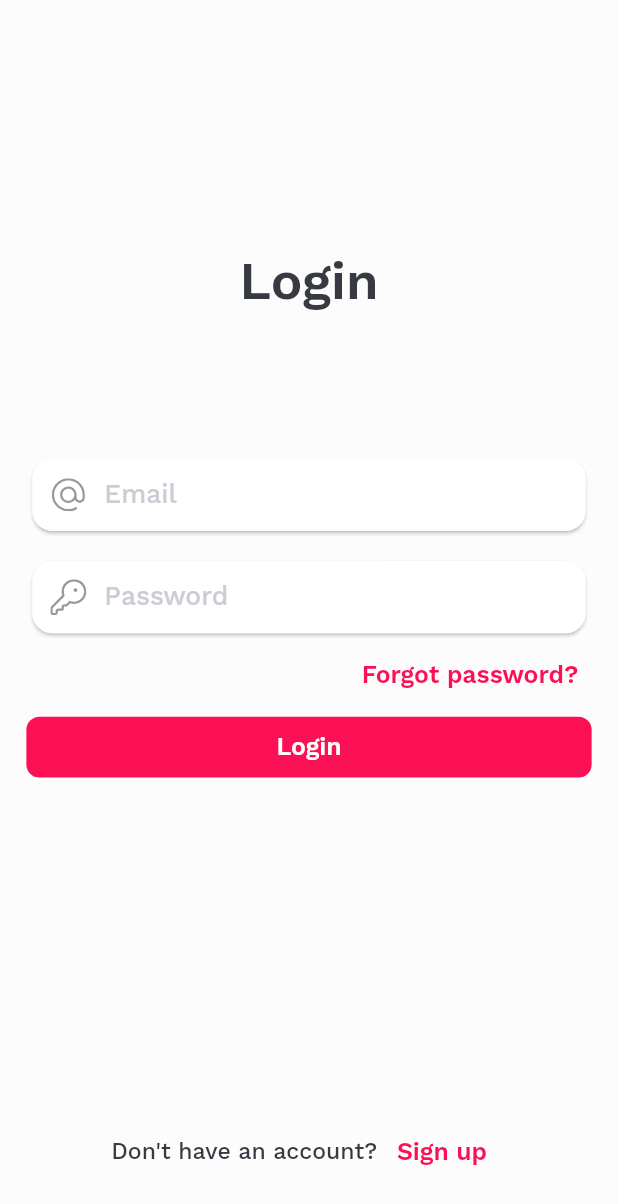
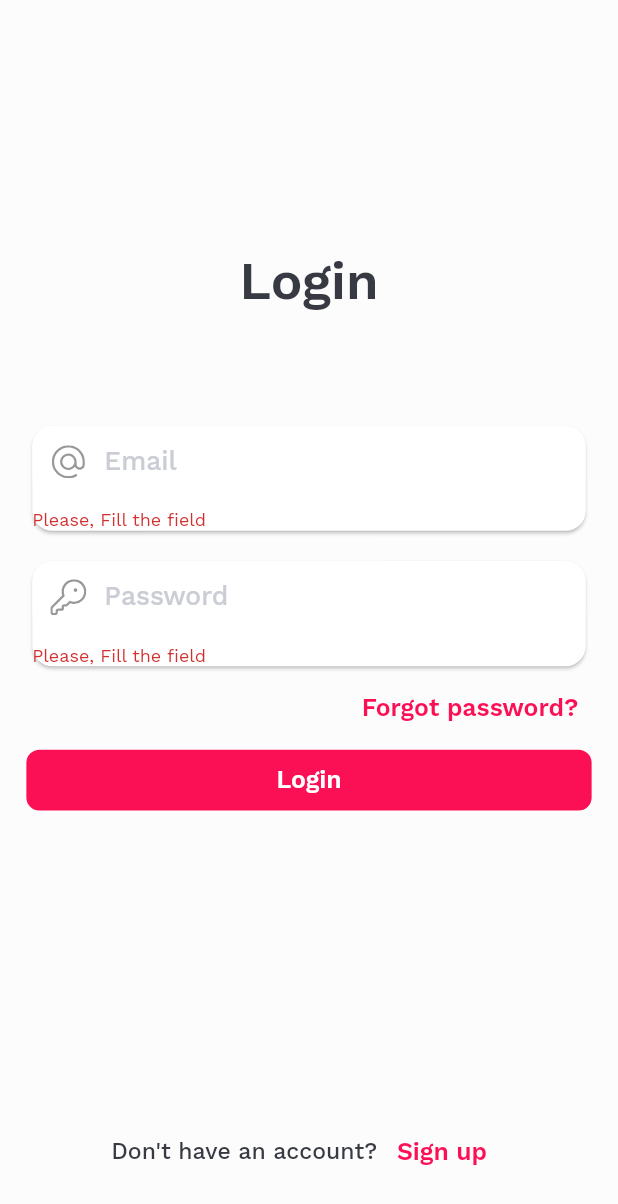
Before and after one commit to BahromjonPolat/Tickets, a Flutter app: the screen it shows after launch, after a tap on "Login", on a phone screen of 412 x 824 dp. Shown: the top 1204 px of the screen. Run offline on Flutter 3.47's test engine with Material 2 defaults, Android fonts, the phone set to English and light mode, and no system bars; our stand-ins replace dio, flutter_svg, fluttertoast, google_maps_flutter; missing offline and left inert: flutter_polyline_points.

Commit message:
Validtor yozildi

```diff
--- a/lib/core/components/exporting_packages.dart
+++ b/lib/core/components/exporting_packages.dart
@@ -73,6 +73,7 @@ export 'package:provider/provider.dart';
 export 'package:google_maps_flutter/google_maps_flutter.dart';
 export 'package:flutter_polyline_points/flutter_polyline_points.dart';
 export 'package:dio/dio.dart';
+export 'package:fluttertoast/fluttertoast.dart';
 
 // Providers
 export 'package:ticket/providers/bottom_nav_bar_provider.dart';
--- a/lib/providers/auth_provider.dart
+++ b/lib/providers/auth_provider.dart
@@ -19,6 +19,13 @@ class AuthProvider extends ChangeNotifier {
     notifyListeners();
   }
 
+  void onPressed() {
+    if (_formKey.currentState!.validate()) {
+      print('Clicked');
+      Fluttertoast.showToast(msg: 'Please, Fill');
+    }
+  }
+
   Widget get currentPage => _currentPage;
 
   get formKey => _formKey;
--- a/lib/view/screens/auth/auth_page.dart
+++ b/lib/view/screens/auth/auth_page.dart
@@ -18,10 +18,7 @@ class AuthPage extends StatelessWidget {
             children: [
               SizedBox(
                 height: MediaQuery.of(context).size.height,
-                child: Form(
-                  key: _authProvider.formKey,
-                  child: _authProvider.currentPage,
-                ),
+                child: _authProvider.isLogin ? SignInPage() :SignUpPage(),
               ),
               _setTitle(),
               _buildPageChangingButton(),
--- a/lib/view/screens/auth/sign_in_page.dart
+++ b/lib/view/screens/auth/sign_in_page.dart
@@ -8,7 +8,9 @@ class SignInPage extends StatelessWidget {
   @override
   Widget build(BuildContext context) {
     _authProvider = context.watch();
-    return Column(
+    return Form(
+      key: _authProvider.formKey,
+      child: Column(
         mainAxisAlignment: MainAxisAlignment.center,
         children: [
           CustomFormField(
@@ -36,8 +38,11 @@ class SignInPage extends StatelessWidget {
             ),
           ),
 
-        DefaultButton(onPressed: () {}, label: 'Login'),
+          DefaultButton(onPressed: (){
+            _authProvider.onPressed();
+          }, label: 'Login'),
         ],
+      ),
     );
   }
 }
--- a/lib/view/widgets/inputFields/custom_form_field.dart
+++ b/lib/view/widgets/inputFields/custom_form_field.dart
@@ -28,6 +28,7 @@ class CustomFormField extends StatelessWidget {
         textInputAction: inputAction,
         keyboardType: inputType,
         obscureText: obscureText,
+        validator: _checkFieldEmpty,
         decoration: CustomInputDecoration.outlineDecoration(
           hint: hint,
           assetIcon: assetIcon,
@@ -39,4 +40,24 @@ class CustomFormField extends StatelessWidget {
       ),
     );
   }
+
+  String? _checkFieldEmpty(String? fieldContent) {
+    //<-- add String? as a return type
+    if (fieldContent!.isEmpty) {
+      return 'Please, Fill the field';
+    } else if (fieldContent.length < 3) {
+      return 'Minimum 3 characters';
+    } else if (inputType == TextInputType.emailAddress) {
+      if (!_isEmail(controller!.text.trim())) {
+        return 'Please, Enter a valid email';
+      }
+    }
+    return null;
+  }
+
+  bool _isEmail(String input) {
+    return RegExp(
+            r"^[a-zA-Z0-9.!#$%&'*+/=?^_`{|}~-]+@[a-zA-Z0-9](?:[a-zA-Z0-9-]{0,253}[a-zA-Z0-9])?(?:\.[a-zA-Z0-9](?:[a-zA-Z0-9-]{0,253}[a-zA-Z0-9])?)*$")
+        .hasMatch(input);
+  }
 }
--- a/pubspec.yaml
+++ b/pubspec.yaml
@@ -23,6 +23,7 @@ dependencies:
   google_maps_flutter: ^2.1.1
   dio: ^4.0.4
   flutter_polyline_points: ^1.0.0
+  fluttertoast: ^8.0.8
 
 dev_dependencies:
   flutter_test:
```
Also changed, not shown: lib/view/screens/auth/sign_up_page.dart (+7 -2 lines), pubspec.lock. Lines whose indentation alone changed are shown as unchanged.
